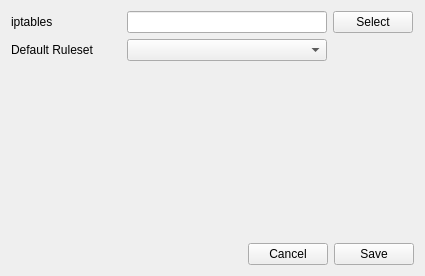
Above: formcfgsettings.ui from newey499/qiptables before the change. Below: the same form after it.
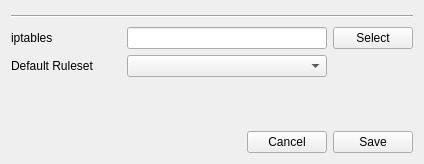
That is the form after the change.

Patch:
```diff
--- a/formcfgsettings.ui
+++ b/formcfgsettings.ui
@@ -6,14 +6,27 @@
    <rect>
     <x>0</x>
     <y>0</y>
-    <width>425</width>
-    <height>276</height>
+    <width>403</width>
+    <height>164</height>
    </rect>
   </property>
   <property name="windowTitle">
    <string>Form</string>
   </property>
   <layout class="QVBoxLayout" name="verticalLayout">
+   <item>
+    <widget class="Line" name="line">
+     <property name="minimumSize">
+      <size>
+       <width>0</width>
+       <height>10</height>
+      </size>
+     </property>
+     <property name="orientation">
+      <enum>Qt::Horizontal</enum>
+     </property>
+    </widget>
+   </item>
    <item>
     <layout class="QHBoxLayout" name="horizontalLayout_4">
      <item>
```
